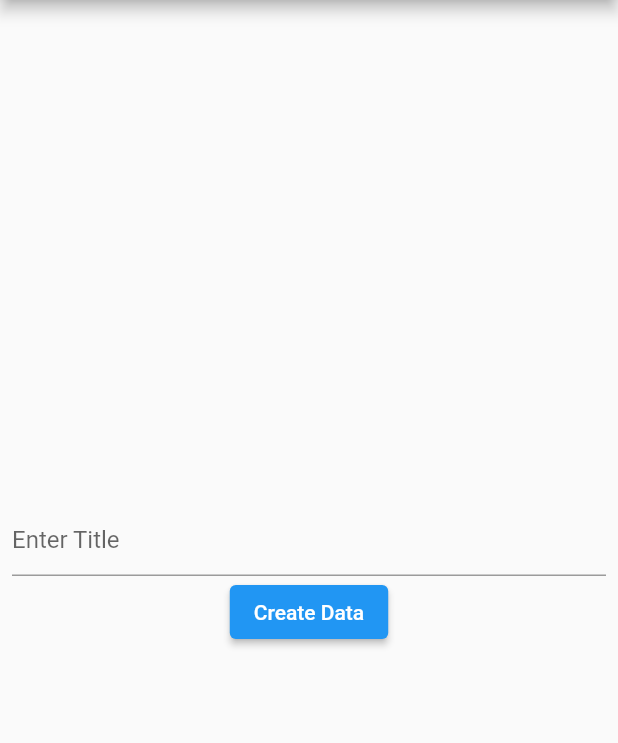
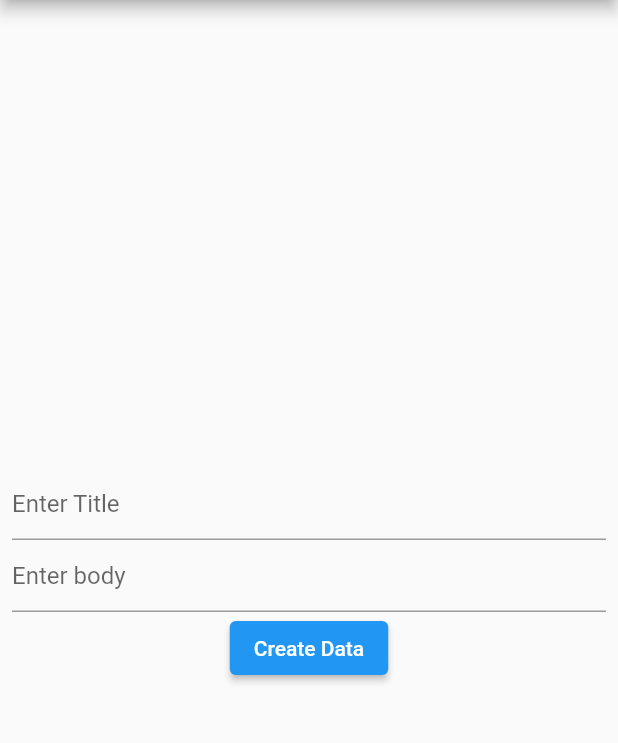
Before and after one commit to ShariyarAbeer/post_data, a Flutter app: the screen it shows after launch, on a phone screen of 412 x 824 dp, the part 84-827 px from its top. Run offline on Flutter 3.47's test engine with Material 2 defaults, Android fonts, the phone set to English and light mode, and no system bars.

Commit message:
data send hocche cmd te show o hocche butMobileNa

```diff
--- a/lib/home.dart
+++ b/lib/home.dart
@@ -3,18 +3,37 @@ import 'dart:async';
 import 'dart:convert';
 import 'package:http/http.dart' as http;
 
-Future<Album> createAlbum(String title) async {
+// https://reqres.in/api/users
+
+// Request
+// /api/users
+
+// {
+//     "name": "morpheus",
+//     "job": "leader"
+// }
+
+// Response
+// 201
+
+// {
+//     "name": "morpheus",
+//     "job": "leader",
+//     "id": "695",
+//     "createdAt": "2021-07-11T06:03:53.683Z"
+// }
+
+Future<Album> createAlbum(String title, String body) async {
   final response = await http.post(
-    Uri.parse('https://jsonplaceholder.typicode.com/albums'),
+    Uri.parse('https://reqres.in/api/users'),
     headers: <String, String>{
       'Content-Type': 'application/json; charset=UTF-8',
     },
-    body: jsonEncode(<String, String>{
-      'title': title,
-    }),
+    body: jsonEncode(<String, String>{'name': title, 'job': body}),
   );
 
   if (response.statusCode == 201) {
+    print(response.body);
     // If the server did return a 201 CREATED response,
     // then parse the JSON.
     return Album.fromJson(jsonDecode(response.body));
@@ -28,13 +47,15 @@ Future<Album> createAlbum(String title) async {
 class Album {
   final int id;
   final String title;
+  final String body;
 
-  Album({@required this.id, @required this.title});
+  Album({@required this.id, @required this.title, @required this.body});
 
   factory Album.fromJson(Map<String, dynamic> json) {
     return Album(
       id: json['id'],
-      title: json['title'],
+      title: json['name'],
+      body: json['job'],
     );
   }
 }
@@ -48,6 +69,7 @@ class Home extends StatefulWidget {
 
 class _HomeState extends State<Home> {
   final TextEditingController _controller = TextEditingController();
+  final TextEditingController _controller2 = TextEditingController();
   Future<Album> _futureAlbum;
 
   @override
@@ -72,10 +94,14 @@ class _HomeState extends State<Home> {
           controller: _controller,
           decoration: InputDecoration(hintText: 'Enter Title'),
         ),
+        TextField(
+          controller: _controller2,
+          decoration: InputDecoration(hintText: 'Enter body'),
+        ),
         ElevatedButton(
           onPressed: () {
             setState(() {
-              _futureAlbum = createAlbum(_controller.text);
+              _futureAlbum = createAlbum(_controller.text, _controller2.text);
             });
           },
           child: Text('Create Data'),
@@ -90,7 +116,13 @@ class _HomeState extends State<Home> {
       builder: (context, snapshot) {
         if (snapshot.hasData) {
           print(snapshot.data.title);
-          return Text(snapshot.data.title);
+          print(snapshot.data.body);
+          return Column(
+            children: [
+              Text(snapshot.data.title.toString()),
+              Text(snapshot.data.body.toString())
+            ],
+          );
         } else if (snapshot.hasError) {
           return Text('${snapshot.error}');
         }
```
